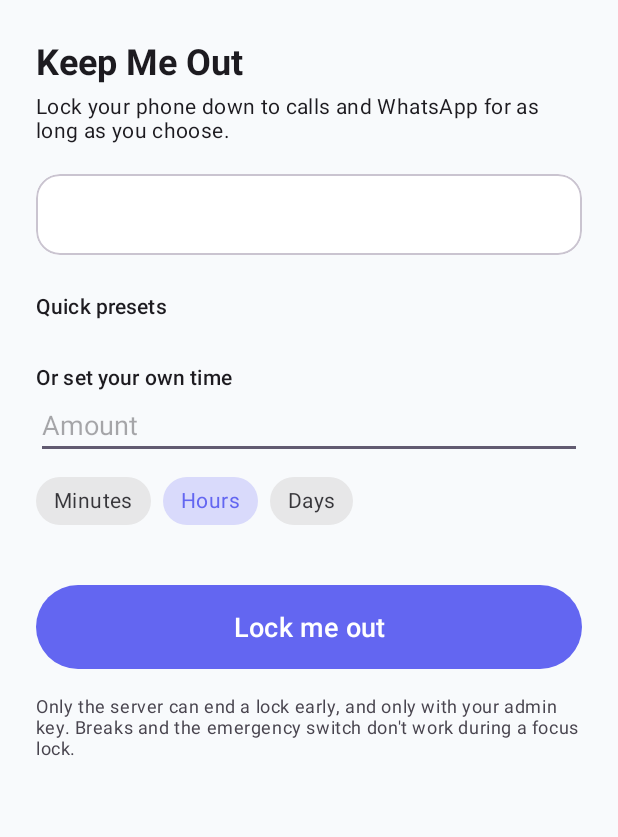
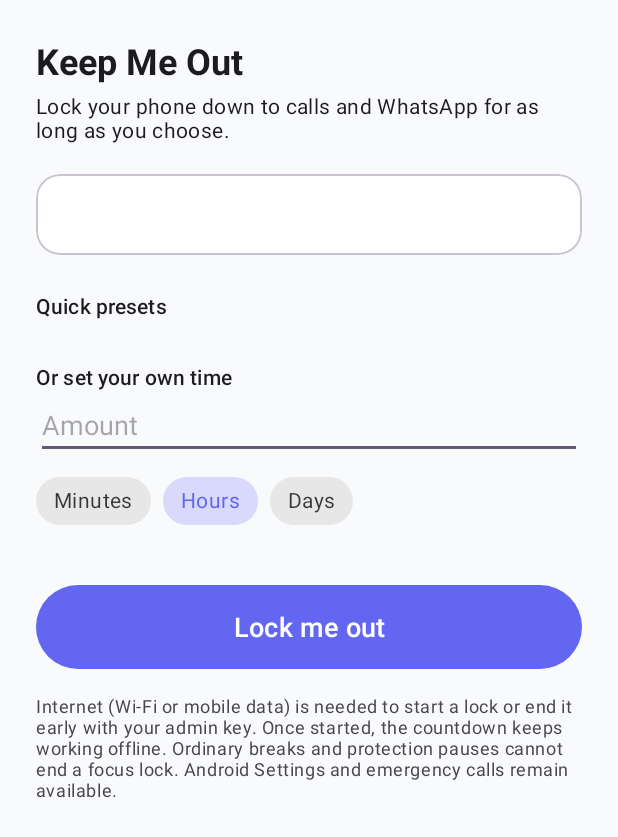
Before and after one commit to parvazai9717-hash/lockout-gate, an Android app: the layout content_focus_tab.xml on its own in the app's theme, with its tools: preview values and no code run, on a phone screen of 412 x 824 dp. Shown: the top 837 px of the screen. Run offline under Robolectric (Android 15) with nearby library versions, the phone set to English and light mode, and no system bars.

```diff
--- a/android/app/src/main/res/values/strings.xml
+++ b/android/app/src/main/res/values/strings.xml
@@ -133,14 +133,14 @@
     <string name="unit_hours">Hours</string>
     <string name="unit_days">Days</string>
     <string name="focus_start">Lock me out</string>
-    <string name="focus_footnote">Only the server can end a lock early, and only with your admin key. Breaks and the emergency switch don\'t work during a focus lock.</string>
+    <string name="focus_footnote">Internet (Wi-Fi or mobile data) is needed to start a lock or end it early with your admin key. Once started, the countdown keeps working offline. Ordinary breaks and protection pauses cannot end a focus lock. Android Settings and emergency calls remain available.</string>
     <string name="focus_pick_duration">Pick a duration first.</string>
     <string name="focus_too_long">That\'s longer than the 60-day maximum.</string>
     <string name="focus_confirm_title">Lock your phone?</string>
     <string name="focus_confirm_message">Until %1$s you\'ll only be able to use Phone and WhatsApp. Ending early needs your admin key.</string>
     <string name="focus_confirm_yes">Lock me out</string>
     <string name="focus_start_failed">Could not start the lock (server error).</string>
-    <string name="focus_start_offline">Can\'t reach the server. A lock has to start on the server\'s clock, so connect and try again.</string>
+    <string name="focus_start_offline">Can\'t reach the server. Connect using Wi-Fi or mobile data and try again. After the lock starts, it keeps working offline.</string>
     <string name="focus_lock_title">Keep Me Out</string>
     <string name="focus_lock_until">Until %1$s</string>
     <string name="focus_phone">Phone</string>
--- a/android/app/src/main/res/values/themes.xml
+++ b/android/app/src/main/res/values/themes.xml
@@ -1,6 +1,8 @@
 <?xml version="1.0" encoding="utf-8"?>
 <resources>
-    <style name="Theme.LockoutGate" parent="Theme.Material3.DayNight.NoActionBar">
+    <!-- These screens use a light palette. Keep inherited text/chips/dialogs light
+         too, even when the device uses dark mode. -->
+    <style name="Theme.LockoutGate" parent="Theme.Material3.Light.NoActionBar">
         <!-- Primary colors -->
         <item name="colorPrimary">@color/primary</item>
         <item name="colorOnPrimary">#FFFFFF</item>
```
